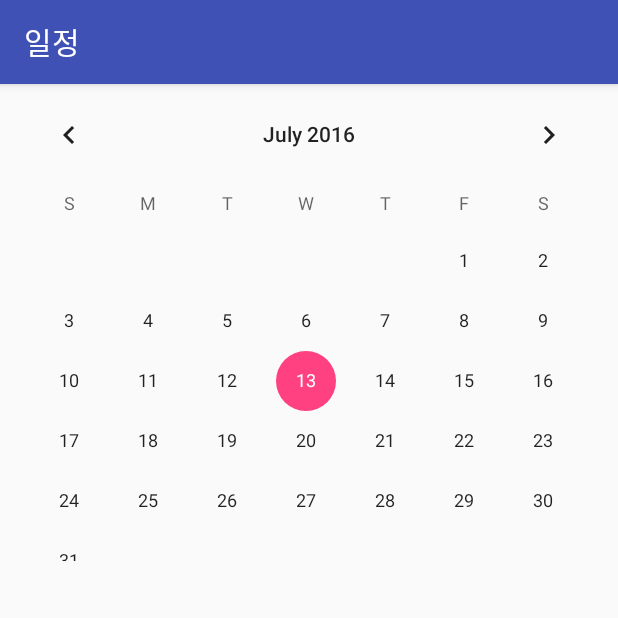
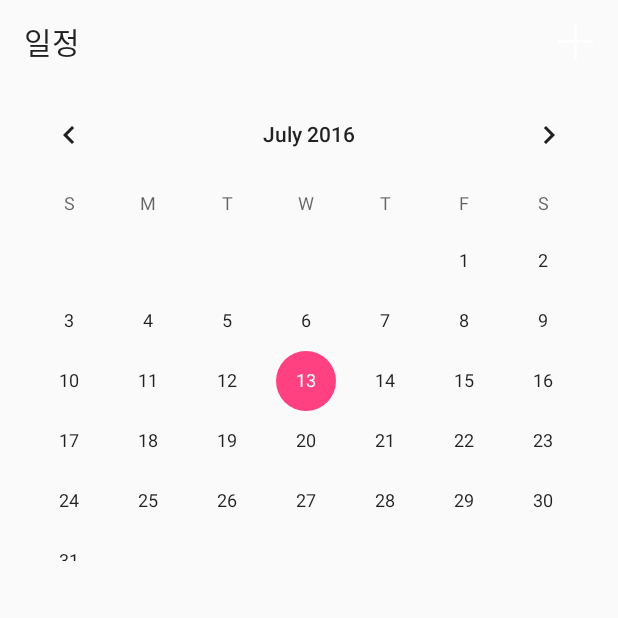
Before and after one commit to LeeJunyeol/JJBrosMatchaApp, an Android app: the OwnerTimeTableActivity screen opened directly, with no data from a screen before it, on a phone screen of 412 x 824 dp, the top half of it. Run offline under Robolectric (Android 15) with nearby library versions, the phone set to English and light mode, and no system bars.

Commit message:
ToolBar Add

```diff
--- a/app/src/main/AndroidManifest.xml
+++ b/app/src/main/AndroidManifest.xml
@@ -52,14 +52,15 @@
             android:label="@string/title_activity_food_truck_map" />
         <activity
             android:name=".owner.OwnerTimeTableActivity"
-            android:label="@string/title_activity_owner_tite_table" />
+            android:label="@string/title_activity_owner_tite_table"
+            android:theme="@style/AppTheme.NoActionBar" />
         <activity
             android:name=".owner.FestInfoActivity"
             android:label="@string/title_activity_fest_info" />
         <activity
             android:name=".owner.FoodMenuMngActivity"
             android:label=""
-            android:theme="@style/AppTheme.NoActionBar"></activity>
+            android:theme="@style/AppTheme.NoActionBar" />
     </application>
 
 </manifest>
--- a/app/src/main/java/com/matcha/jjbros/matchaapp/owner/FoodMenuMngActivity.java
+++ b/app/src/main/java/com/matcha/jjbros/matchaapp/owner/FoodMenuMngActivity.java
@@ -18,10 +18,11 @@ public class FoodMenuMngActivity extends AppCompatActivity {
         Toolbar toolbar = (Toolbar) findViewById(R.id.toolbar);
         setSupportActionBar(toolbar);
 
-        FloatingActionButton fab = (FloatingActionButton) findViewById(R.id.fab);
-        fab.setOnClickListener(new View.OnClickListener() {
+        FloatingActionButton fab_menu_mng = (FloatingActionButton) findViewById(R.id.fab_menu_mng);
+        fab_menu_mng.setOnClickListener(new View.OnClickListener() {
             @Override
             public void onClick(View view) {
+
                 Snackbar.make(view, "Replace with your own action", Snackbar.LENGTH_LONG)
                         .setAction("Action", null).show();
             }
--- a/app/src/main/java/com/matcha/jjbros/matchaapp/owner/OwnerJoinActivity.java
+++ b/app/src/main/java/com/matcha/jjbros/matchaapp/owner/OwnerJoinActivity.java
@@ -122,7 +122,7 @@ public class OwnerJoinActivity extends AppCompatActivity {
 
             int res = 0;
             PreparedStatement pstm = null;
-            String sql = "insert into \"OWNER\"(\"ID\", \"EMAIL\", \"PW\", \"SEX\", \"BIRTH\", \"NAME\", \"PHONE\", \"REG_NUM\", \"MENU_CATECORY\", \"ADMITOION_STATUS\") values (DEFAULT,?,?,?,?,?,?,?,?,?)";
+            String sql = "insert into \"OWNER\"(\"ID\", \"EMAIL\", \"PW\", \"SEX\", \"BIRTH\", \"NAME\", \"PHONE\", \"REG_NUM\", \"MENU_CATEGORY\", \"ADMITION_STATUS\") values (DEFAULT,?,?,?,?,?,?,?,?,?)";
             try {
                 pstm = conn.prepareStatement(sql);
                 pstm.setString(1, owners[0].getEmail());
--- a/app/src/main/java/com/matcha/jjbros/matchaapp/owner/OwnerTimeTableActivity.java
+++ b/app/src/main/java/com/matcha/jjbros/matchaapp/owner/OwnerTimeTableActivity.java
@@ -1,8 +1,12 @@
 package com.matcha.jjbros.matchaapp.owner;
 
+import android.content.Intent;
 import android.os.Bundle;
 import android.support.annotation.Nullable;
 import android.support.v7.app.AppCompatActivity;
+import android.support.v7.widget.Toolbar;
+import android.view.Menu;
+import android.view.MenuItem;
 
 import com.matcha.jjbros.matchaapp.R;
 
@@ -14,6 +18,24 @@ public class OwnerTimeTableActivity extends AppCompatActivity {
     protected void onCreate(@Nullable Bundle savedInstanceState) {
         super.onCreate(savedInstanceState);
         setContentView(R.layout.activity_owner_timetable);
+
+        Toolbar tb_owner_tmtbl = (Toolbar) findViewById(R.id.tb_owner_tmtbl);
+        setSupportActionBar(tb_owner_tmtbl);
     }
 
+    @Override
+    public boolean onCreateOptionsMenu(Menu menu) {
+        getMenuInflater().inflate(R.menu.menu_timetbl, menu);
+        return true;
+    }
+
+    @Override
+    public boolean onOptionsItemSelected(MenuItem item) {
+        int id = item.getItemId();
+        if (id == R.id.mi_add_plan){
+            Intent intent = new Intent(getApplicationContext(),AddPlanActivity.class);
+            startActivity(intent);
+        }
+        return super.onOptionsItemSelected(item);
+    }
 }
--- a/app/src/main/res/layout/activity_food_menu_mng.xml
+++ b/app/src/main/res/layout/activity_food_menu_mng.xml
@@ -24,7 +24,7 @@
     <include layout="@layout/content_food_menu_mng" />
 
     <android.support.design.widget.FloatingActionButton
-        android:id="@+id/fab"
+        android:id="@+id/fab_menu_mng"
         android:layout_width="wrap_content"
         android:layout_height="wrap_content"
         android:layout_gravity="bottom|end"
--- /dev/null
+++ b/app/src/main/res/layout/activity_owner_add_plan.xml
@@ -0,0 +1,6 @@
+<?xml version="1.0" encoding="utf-8"?>
+<LinearLayout xmlns:android="http://schemas.android.com/apk/res/android"
+    android:orientation="vertical" android:layout_width="match_parent"
+    android:layout_height="match_parent">
+
+</LinearLayout>
--- a/app/src/main/res/layout/activity_owner_timetable.xml
+++ b/app/src/main/res/layout/activity_owner_timetable.xml
@@ -3,21 +3,27 @@
     android:orientation="vertical" android:layout_width="match_parent"
     android:layout_height="match_parent">
 
+    <android.support.v7.widget.Toolbar
+        android:layout_width="match_parent"
+        android:layout_height="wrap_content"
+        android:id="@+id/tb_owner_tmtbl"
+        android:minHeight="?attr/actionBarSize" />
+
     <CalendarView
         android:layout_width="match_parent"
         android:layout_height="318dp"
-        android:id="@+id/calendarView"
+        android:id="@+id/cv_owner_tmtbl"
         android:layout_gravity="center_horizontal" />
 
     <ScrollView
         android:layout_width="wrap_content"
         android:layout_height="wrap_content"
-        android:id="@+id/scrollView2" >
+        android:id="@+id/sv_owner_tmtbl" >
 
         <ListView
             android:layout_width="wrap_content"
             android:layout_height="wrap_content"
-            android:id="@+id/listView" />
+            android:id="@+id/lv_owner_tmtbl" />
     </ScrollView>
 
 </LinearLayout>
--- /dev/null
+++ b/app/src/main/res/menu/menu_timetbl.xml
@@ -0,0 +1,10 @@
+<?xml version="1.0" encoding="utf-8"?>
+<menu xmlns:android="http://schemas.android.com/apk/res/android"
+    xmlns:app="http://schemas.android.com/apk/res-auto">
+    <item
+        android:id="@+id/mi_add_plan"
+        android:icon="@drawable/ic_add_menu"
+        app:showAsAction="ifRoom|withText"
+        android:title="Profile">
+    </item>
+</menu>
```
Also changed, not shown: app/src/main/java/com/matcha/jjbros/matchaapp/entity/GenUser.java (added, +48 -0 lines), app/src/main/java/com/matcha/jjbros/matchaapp/main/LoginActivity.java (+86 -34 lines), app/src/main/java/com/matcha/jjbros/matchaapp/owner/AddPlanActivity.java (added, +22 -0 lines).
